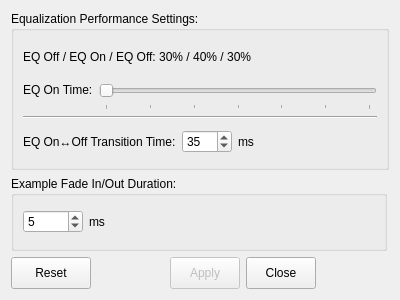
The window that GUI/AudioProcSettings/audio_proc_settings_widget.ui (Gdalik/EarQuiz_Frequencies) describes before a commit, drawn with Qt 5.
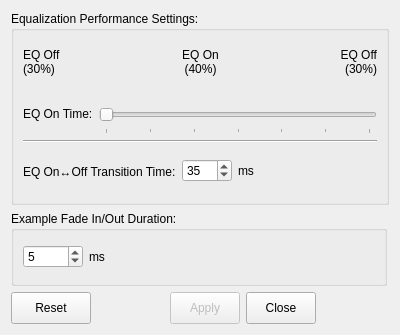
The same window after the commit.

Diff of the .ui file:
```diff
--- a/GUI/AudioProcSettings/audio_proc_settings_widget.ui
+++ b/GUI/AudioProcSettings/audio_proc_settings_widget.ui
@@ -7,7 +7,7 @@
     <x>0</x>
     <y>0</y>
     <width>400</width>
-    <height>300</height>
+    <height>335</height>
    </rect>
   </property>
   <property name="sizePolicy">
@@ -19,13 +19,13 @@
   <property name="minimumSize">
    <size>
     <width>400</width>
-    <height>300</height>
+    <height>335</height>
    </size>
   </property>
   <property name="maximumSize">
    <size>
     <width>400</width>
-    <height>300</height>
+    <height>330</height>
    </size>
   </property>
   <property name="windowTitle">
@@ -39,15 +39,99 @@
      </property>
      <layout class="QVBoxLayout" name="verticalLayout">
       <item>
-       <widget class="QLabel" name="EQOnOffPropLab">
-        <property name="minimumSize">
+       <layout class="QHBoxLayout" name="EQOnOffLabLay">
+        <property name="bottomMargin">
+         <number>0</number>
+        </property>
+        <item>
+         <widget class="QLabel" name="EQOffLab">
+          <property name="minimumSize">
+           <size>
+            <width>0</width>
+            <height>0</height>
+           </size>
+          </property>
+          <property name="text">
+           <string>EQ Off&lt;br&gt;(30%)</string>
+          </property>
+          <property name="alignment">
+           <set>Qt::AlignLeading|Qt::AlignLeft|Qt::AlignVCenter</set>
+          </property>
+         </widget>
+        </item>
+        <item>
+         <spacer name="horizontalSpacer_5">
+          <property name="orientation">
+           <enum>Qt::Horizontal</enum>
+          </property>
+          <property name="sizeHint" stdset="0">
+           <size>
+            <width>40</width>
+            <height>30</height>
+           </size>
+          </property>
+         </spacer>
+        </item>
+        <item>
+         <widget class="QLabel" name="EQOnLab">
+          <property name="minimumSize">
+           <size>
+            <width>0</width>
+            <height>0</height>
+           </size>
+          </property>
+          <property name="text">
+           <string>EQ On&lt;br&gt;(40%)</string>
+          </property>
+          <property name="alignment">
+           <set>Qt::AlignCenter</set>
+          </property>
+         </widget>
+        </item>
+        <item>
+         <spacer name="horizontalSpacer_6">
+          <property name="orientation">
+           <enum>Qt::Horizontal</enum>
+          </property>
+          <property name="sizeHint" stdset="0">
+           <size>
+            <width>40</width>
+            <height>30</height>
+           </size>
+          </property>
+         </spacer>
+        </item>
+        <item>
+         <widget class="QLabel" name="EQOffLab2">
+          <property name="minimumSize">
+           <size>
+            <width>0</width>
+            <height>0</height>
+           </size>
+          </property>
+          <property name="text">
+           <string>EQ Off&lt;br&gt;(30%)</string>
+          </property>
+          <property name="alignment">
+           <set>Qt::AlignRight|Qt::AlignTrailing|Qt::AlignVCenter</set>
+          </property>
+         </widget>
+        </item>
+       </layout>
+      </item>
+      <item>
+       <widget class="QLabel" name="EQOnOffIndicator">
+        <property name="maximumSize">
          <size>
-          <width>0</width>
-          <height>20</height>
+          <width>16777215</width>
+          <height>7</height>
          </size>
         </property>
+        <property name="styleSheet">
+         <string notr="true"/>
+        </property>
         <property name="text">
-         <string>EQ Off / EQ On / EQ Off: 30% / 40% / 30%</string>
+         <string/>
         </property>
        </widget>
       </item>
```
